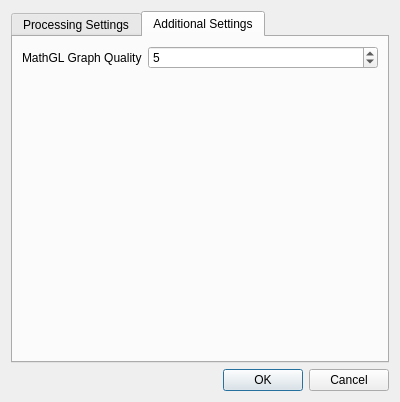
Above: settingsdialog.ui from zhitko/inton-trainer before the change. Below: the same form after it.
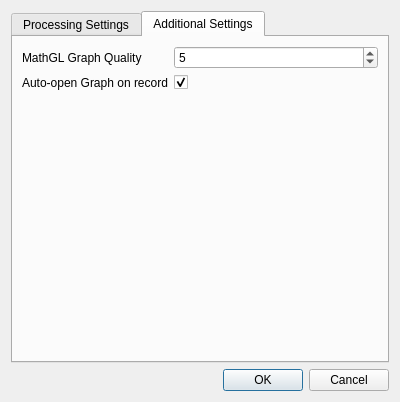
That is the form after the change. The open tabs and pages were chosen to show the change.

Commit message: add split graph UI to simple and extended parts, add auto open settings

```diff
--- a/settingsdialog.ui
+++ b/settingsdialog.ui
@@ -301,6 +301,23 @@
          </property>
         </widget>
        </item>
+       <item row="1" column="0">
+        <widget class="QLabel" name="label_10">
+         <property name="text">
+          <string>Auto-open Graph on record</string>
+         </property>
+        </widget>
+       </item>
+       <item row="1" column="1">
+        <widget class="QCheckBox" name="isAutoOpen">
+         <property name="text">
+          <string/>
+         </property>
+         <property name="checked">
+          <bool>true</bool>
+         </property>
+        </widget>
+       </item>
       </layout>
      </widget>
     </widget>
```
The commit also changes 7 other files.
